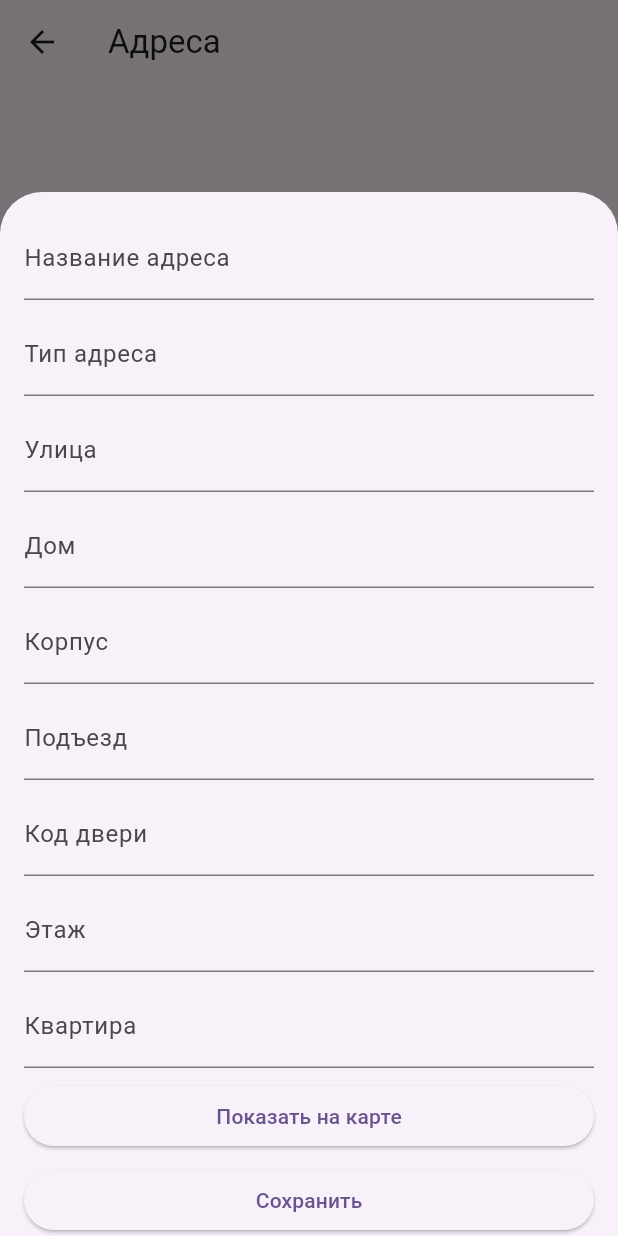
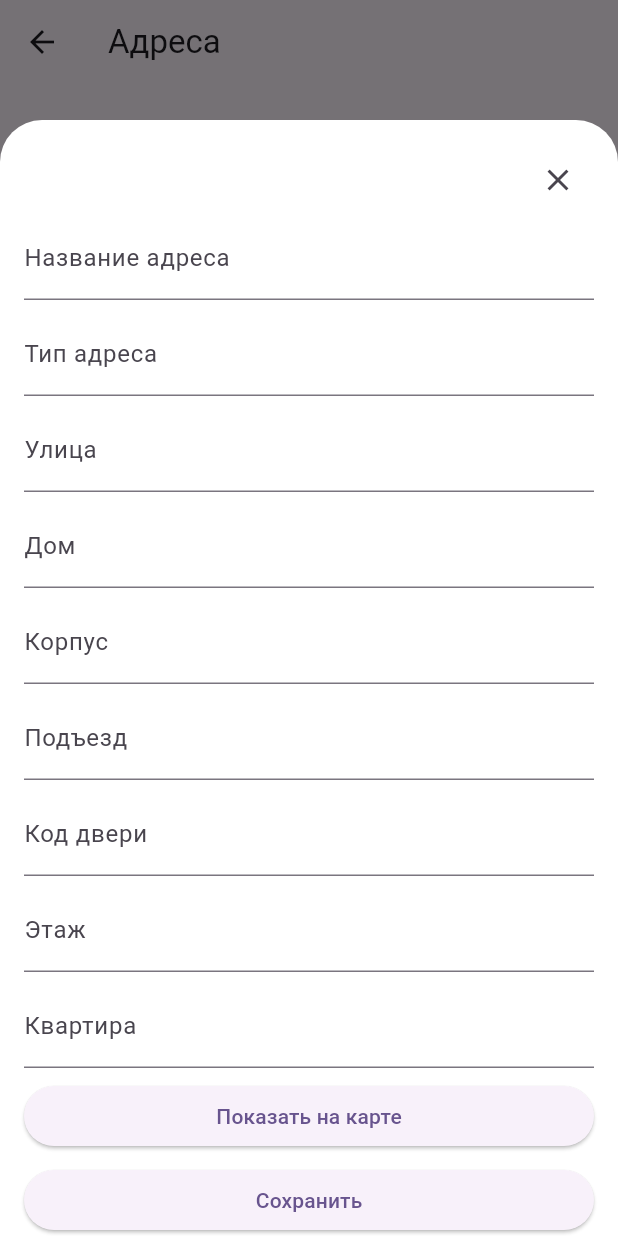
Before and after one commit to pangedza/pangedza_delivery, a Flutter app: the AddressesScreen screen opened by its route, after a tap on "Добавить адрес", on a phone screen of 412 x 824 dp. Run offline on Flutter 3.47's test engine with Material 3 defaults, Android fonts, the phone set to English and light mode, and no system bars; our stand-ins replace geocoding, google_maps_flutter.

Commit message:
Fix address bottom sheet dismiss behavior

```diff
--- a/lib/screens/addresses_screen.dart
+++ b/lib/screens/addresses_screen.dart
@@ -33,7 +33,17 @@ class AddressesScreen extends StatelessWidget {
     showModalBottomSheet(
       context: context,
       isScrollControlled: true,
-      builder: (_) => const AddressFormSheet(),
+      isDismissible: true,
+      enableDrag: true,
+      backgroundColor: Colors.white,
+      builder: (_) => GestureDetector(
+        behavior: HitTestBehavior.opaque,
+        onTap: () => Navigator.pop(context),
+        child: GestureDetector(
+          onTap: () {},
+          child: const AddressFormSheet(),
+        ),
+      ),
     );
   }
 
--- a/lib/widgets/address_form_sheet.dart
+++ b/lib/widgets/address_form_sheet.dart
@@ -137,6 +137,13 @@ class _AddressFormSheetState extends State<AddressFormSheet> {
           child: Column(
             mainAxisSize: MainAxisSize.min,
             children: [
+              Align(
+                alignment: Alignment.topRight,
+                child: IconButton(
+                  icon: const Icon(Icons.close),
+                  onPressed: () => Navigator.pop(context),
+                ),
+              ),
               TextField(
                 controller: _titleCtrl,
                 decoration: const InputDecoration(labelText: 'Название адреса'),
```
Also changed, not shown: lib/screens/checkout_screen.dart (+11 -1 lines).
